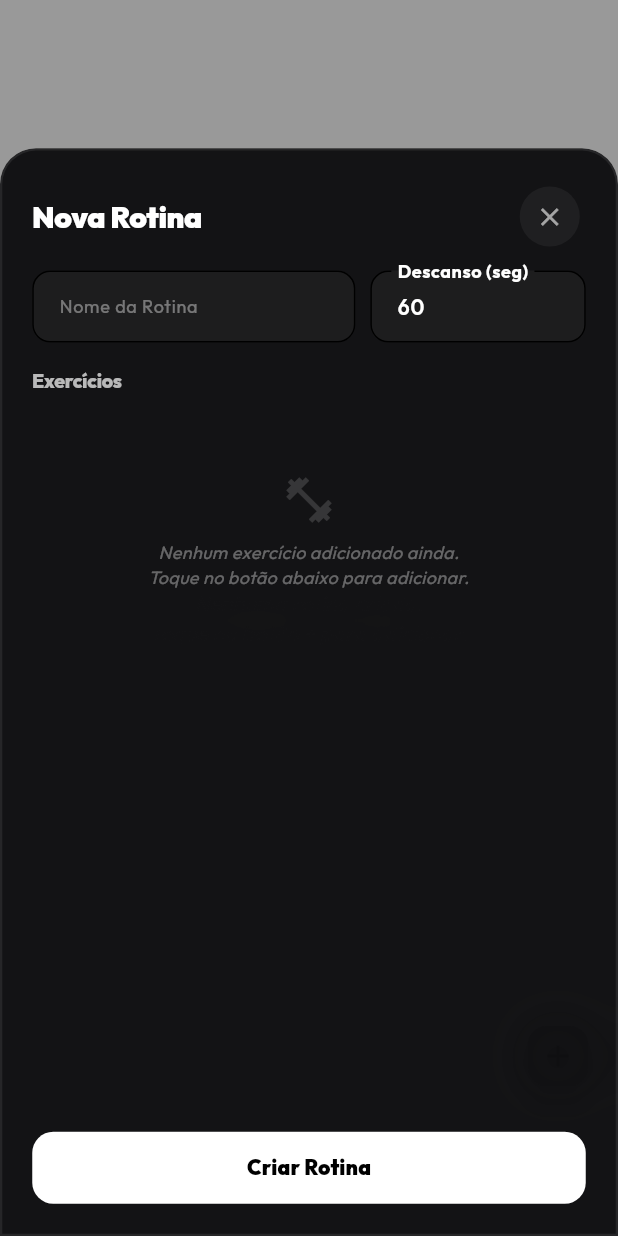
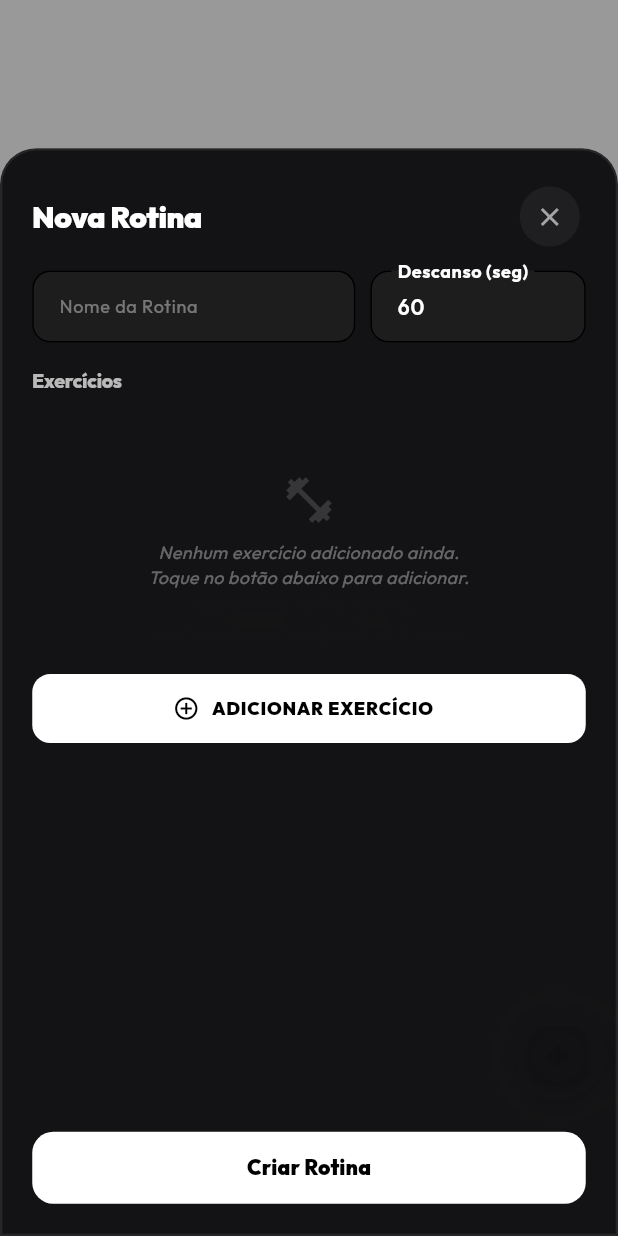
Before and after one commit to wvrousseletp/gymtracker, a Flutter app: the RoutinesTab screen opened directly with empty values, after a tap on the "add" icon, on a phone screen of 412 x 824 dp. Run offline on Flutter 3.47's test engine with Material 3 defaults, Android fonts, the phone set to English and light mode, and no system bars; our stand-ins replace cloud_firestore, connectivity_plus, firebase_analytics, firebase_auth, firebase_core, fl_chart and 3 more; accounts and stored records are empty.

Commit message:
fix(routines): restore add exercise button to fix unused element and sortedLibrary linter issues

```diff
--- a/lib/screens/routines_screen.dart
+++ b/lib/screens/routines_screen.dart
@@ -958,6 +958,32 @@ class _RoutineFormSheetState extends State<RoutineFormSheet> {
                               );
                             }).toList(),
                           ),
+                        const SizedBox(height: 16),
+                        SizedBox(
+                          width: double.infinity,
+                          height: 46,
+                          child: ElevatedButton.icon(
+                            icon: const Icon(Icons.add_circle_outline,
+                                color: Colors.black, size: 18),
+                            label: const Text(
+                              "ADICIONAR EXERCÍCIO",
+                              style: TextStyle(
+                                  color: Colors.black,
+                                  fontWeight: FontWeight.w900,
+                                  letterSpacing: 0.5,
+                                  fontSize: 12),
+                            ),
+                            style: ElevatedButton.styleFrom(
+                              backgroundColor: accentColor,
+                              shape: RoundedRectangleBorder(
+                                  borderRadius: BorderRadius.circular(12)),
+                              elevation: 0,
+                            ),
+                            onPressed: () {
+                              _addExercisePicker(sortedLibrary);
+                            },
+                          ),
+                        ),
                       ],
                     ),
                   ),
```
